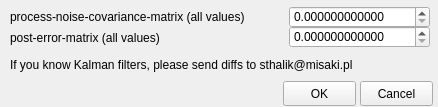
Before: the Qt Designer form ftnoir_filter_kalman/ftnoir_kalman_filtercontrols.ui in dbaarda/facetracknoir-posix, drawn with Qt 5.
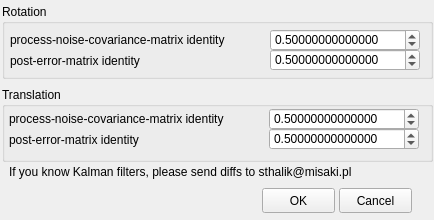
After: the same form once the commit is applied. Icons and pictures are not drawn.

Commit message: Use coupled axes in Kalman filter

Patch:
```diff
--- a/ftnoir_filter_kalman/ftnoir_kalman_filtercontrols.ui
+++ b/ftnoir_filter_kalman/ftnoir_kalman_filtercontrols.ui
@@ -9,8 +9,8 @@
    <rect>
     <x>0</x>
     <y>0</y>
-    <width>438</width>
-    <height>107</height>
+    <width>434</width>
+    <height>220</height>
    </rect>
   </property>
   <property name="sizePolicy">
@@ -37,87 +37,11 @@
   <property name="styleSheet">
    <string notr="true"/>
   </property>
-  <widget class="QLabel" name="label">
-   <property name="geometry">
-    <rect>
-     <x>10</x>
-     <y>10</y>
-     <width>281</width>
-     <height>16</height>
-    </rect>
-   </property>
-   <property name="text">
-    <string>process-noise-covariance-matrix (all values)</string>
-   </property>
-   <property name="alignment">
-    <set>Qt::AlignLeading|Qt::AlignLeft|Qt::AlignTop</set>
-   </property>
-   <property name="margin">
-    <number>0</number>
-   </property>
-  </widget>
-  <widget class="QDoubleSpinBox" name="pnoise">
-   <property name="geometry">
-    <rect>
-     <x>289</x>
-     <y>6</y>
-     <width>141</width>
-     <height>22</height>
-    </rect>
-   </property>
-   <property name="alignment">
-    <set>Qt::AlignLeading|Qt::AlignLeft|Qt::AlignTop</set>
-   </property>
-   <property name="decimals">
-    <number>12</number>
-   </property>
-   <property name="maximum">
-    <double>1.000000000000000</double>
-   </property>
-   <property name="singleStep">
-    <double>0.000001000000000</double>
-   </property>
-  </widget>
-  <widget class="QLabel" name="label_2">
-   <property name="geometry">
-    <rect>
-     <x>10</x>
-     <y>30</y>
-     <width>181</width>
-     <height>16</height>
-    </rect>
-   </property>
-   <property name="text">
-    <string>post-error-matrix (all values)</string>
-   </property>
-  </widget>
-  <widget class="QDoubleSpinBox" name="post">
-   <property name="geometry">
-    <rect>
-     <x>289</x>
-     <y>26</y>
-     <width>141</width>
-     <height>22</height>
-    </rect>
-   </property>
-   <property name="alignment">
-    <set>Qt::AlignLeading|Qt::AlignLeft|Qt::AlignTop</set>
-   </property>
-   <property name="decimals">
-    <number>12</number>
-   </property>
-   <property name="maximum">
-    <double>1.000000000000000</double>
-   </property>
-   <property name="singleStep">
-    <double>0.000001000000000</double>
-   </property>
-  </widget>
   <widget class="QLabel" name="label_3">
    <property name="geometry">
     <rect>
-     <x>10</x>
-     <y>57</y>
+     <x>9</x>
+     <y>164</y>
      <width>411</width>
      <height>16</height>
     </rect>
@@ -129,8 +53,8 @@
   <widget class="QPushButton" name="btnOk">
    <property name="geometry">
     <rect>
-     <x>283</x>
-     <y>81</y>
+     <x>262</x>
+     <y>188</y>
      <width>73</width>
      <height>25</height>
     </rect>
@@ -142,8 +66,8 @@
   <widget class="QPushButton" name="btnCancel">
    <property name="geometry">
     <rect>
-     <x>360</x>
-     <y>81</y>
+     <x>339</x>
+     <y>188</y>
      <width>73</width>
      <height>25</height>
     </rect>
@@ -152,6 +76,196 @@
     <string>Cancel</string>
    </property>
   </widget>
+  <widget class="QGroupBox" name="groupBox">
+   <property name="geometry">
+    <rect>
+     <x>2</x>
+     <y>4</y>
+     <width>431</width>
+     <height>75</height>
+    </rect>
+   </property>
+   <property name="title">
+    <string>Rotation</string>
+   </property>
+   <widget class="QDoubleSpinBox" name="postr">
+    <property name="geometry">
+     <rect>
+      <x>268</x>
+      <y>45</y>
+      <width>150</width>
+      <height>22</height>
+     </rect>
+    </property>
+    <property name="alignment">
+     <set>Qt::AlignLeading|Qt::AlignLeft|Qt::AlignTop</set>
+    </property>
+    <property name="decimals">
+     <number>14</number>
+    </property>
+    <property name="maximum">
+     <double>10000.000000000000000</double>
+    </property>
+    <property name="singleStep">
+     <double>0.000001000000000</double>
+    </property>
+    <property name="value">
+     <double>0.500000000000000</double>
+    </property>
+   </widget>
+   <widget class="QLabel" name="label">
+    <property name="geometry">
+     <rect>
+      <x>8</x>
+      <y>29</y>
+      <width>281</width>
+      <height>16</height>
+     </rect>
+    </property>
+    <property name="text">
+     <string>process-noise-covariance-matrix identity</string>
+    </property>
+    <property name="alignment">
+     <set>Qt::AlignLeading|Qt::AlignLeft|Qt::AlignTop</set>
+    </property>
+    <property name="margin">
+     <number>0</number>
+    </property>
+   </widget>
+   <widget class="QDoubleSpinBox" name="pnoiser">
+    <property name="geometry">
+     <rect>
+      <x>268</x>
+      <y>25</y>
+      <width>150</width>
+      <height>22</height>
+     </rect>
+    </property>
+    <property name="alignment">
+     <set>Qt::AlignLeading|Qt::AlignLeft|Qt::AlignTop</set>
+    </property>
+    <property name="decimals">
+     <number>14</number>
+    </property>
+    <property name="maximum">
+     <double>10000.000000000000000</double>
+    </property>
+    <property name="singleStep">
+     <double>0.000001000000000</double>
+    </property>
+    <property name="value">
+     <double>0.500000000000000</double>
+    </property>
+   </widget>
+   <widget class="QLabel" name="label_2">
+    <property name="geometry">
+     <rect>
+      <x>8</x>
+      <y>49</y>
+      <width>181</width>
+      <height>16</height>
+     </rect>
+    </property>
+    <property name="text">
+     <string>post-error-matrix identity</string>
+    </property>
+   </widget>
+  </widget>
+  <widget class="QGroupBox" name="groupBox_2">
+   <property name="geometry">
+    <rect>
+     <x>2</x>
+     <y>87</y>
+     <width>431</width>
+     <height>75</height>
+    </rect>
+   </property>
+   <property name="title">
+    <string>Translation</string>
+   </property>
+   <widget class="QDoubleSpinBox" name="pnoiset">
+    <property name="geometry">
+     <rect>
+      <x>267</x>
+      <y>21</y>
+      <width>150</width>
+      <height>22</height>
+     </rect>
+    </property>
+    <property name="alignment">
+     <set>Qt::AlignLeading|Qt::AlignLeft|Qt::AlignTop</set>
+    </property>
+    <property name="decimals">
+     <number>14</number>
+    </property>
+    <property name="maximum">
+     <double>10000.000000000000000</double>
+    </property>
+    <property name="singleStep">
+     <double>0.000001000000000</double>
+    </property>
+    <property name="value">
+     <double>0.500000000000000</double>
+    </property>
+   </widget>
+   <widget class="QDoubleSpinBox" name="postt">
+    <property name="geometry">
+     <rect>
+      <x>267</x>
+      <y>41</y>
+      <width>150</width>
+      <height>22</height>
+     </rect>
+    </property>
+    <property name="alignment">
+     <set>Qt::AlignLeading|Qt::AlignLeft|Qt::AlignTop</set>
+    </property>
+    <property name="decimals">
+     <number>14</number>
+    </property>
+    <property name="maximum">
+     <double>10000.000000000000000</double>
+    </property>
+    <property name="singleStep">
+     <double>0.000001000000000</double>
+    </property>
+    <property name="value">
+     <double>0.500000000000000</double>
+    </property>
+   </widget>
+   <widget class="QLabel" name="label_4">
+    <property name="geometry">
+     <rect>
+      <x>7</x>
+      <y>25</y>
+      <width>281</width>
+      <height>16</height>
+     </rect>
+    </property>
+    <property name="text">
+     <string>process-noise-covariance-matrix identity</string>
+    </property>
+    <property name="alignment">
+     <set>Qt::AlignLeading|Qt::AlignLeft|Qt::AlignTop</set>
+    </property>
+    <property name="margin">
+     <number>0</number>
+    </property>
+   </widget>
+   <widget class="QLabel" name="label_5">
+    <property name="geometry">
+     <rect>
+      <x>7</x>
+      <y>45</y>
+      <width>181</width>
+      <height>16</height>
+     </rect>
+    </property>
+    <property name="text">
+     <string>post-error-matrix identity</string>
+    </property>
+   </widget>
+  </widget>
  </widget>
  <resources/>
  <connections/>
```
The commit also changes 3 other files.
